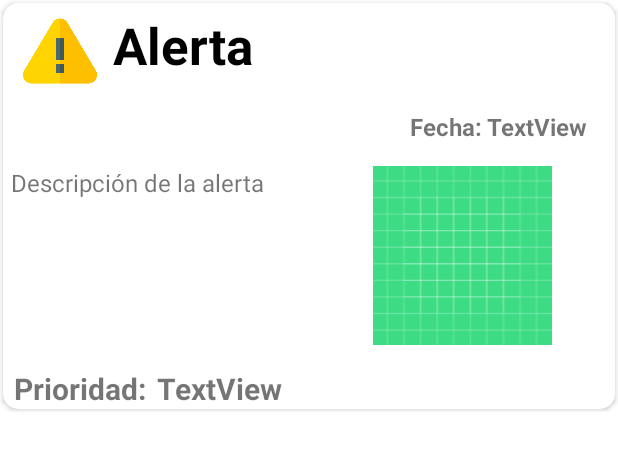
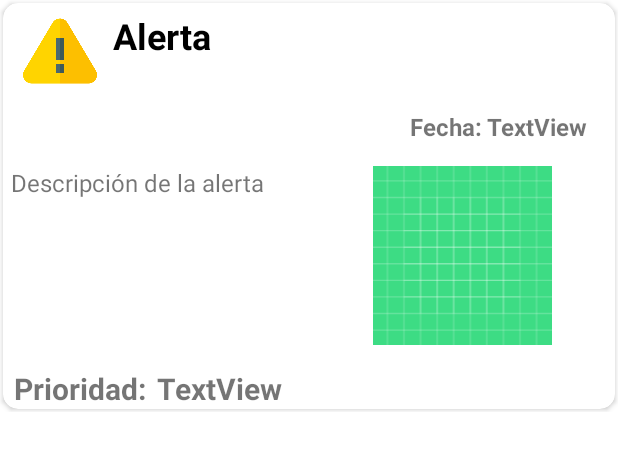
Before and after one commit to GermanGuzmanLopez/Atizappan, an Android app: the layout renglon_alerta.xml on its own in the app's theme, with its tools: preview values and no code run, on a phone screen of 412 x 824 dp. Shown: the top 450 px of the screen. Run offline under Robolectric (Android 15) with nearby library versions, the phone set to English and light mode, and no system bars.

Commit message:
Update renglon alerta

```diff
--- a/app/src/main/res/layout/renglon_alerta.xml
+++ b/app/src/main/res/layout/renglon_alerta.xml
@@ -46,7 +46,7 @@
                     android:text="Alerta"
                     android:textAlignment="textStart"
                     android:textColor="@color/black"
-                    android:textSize="34sp"
+                    android:textSize="24sp"
                     android:textStyle="bold" />
             </LinearLayout>
 
```
